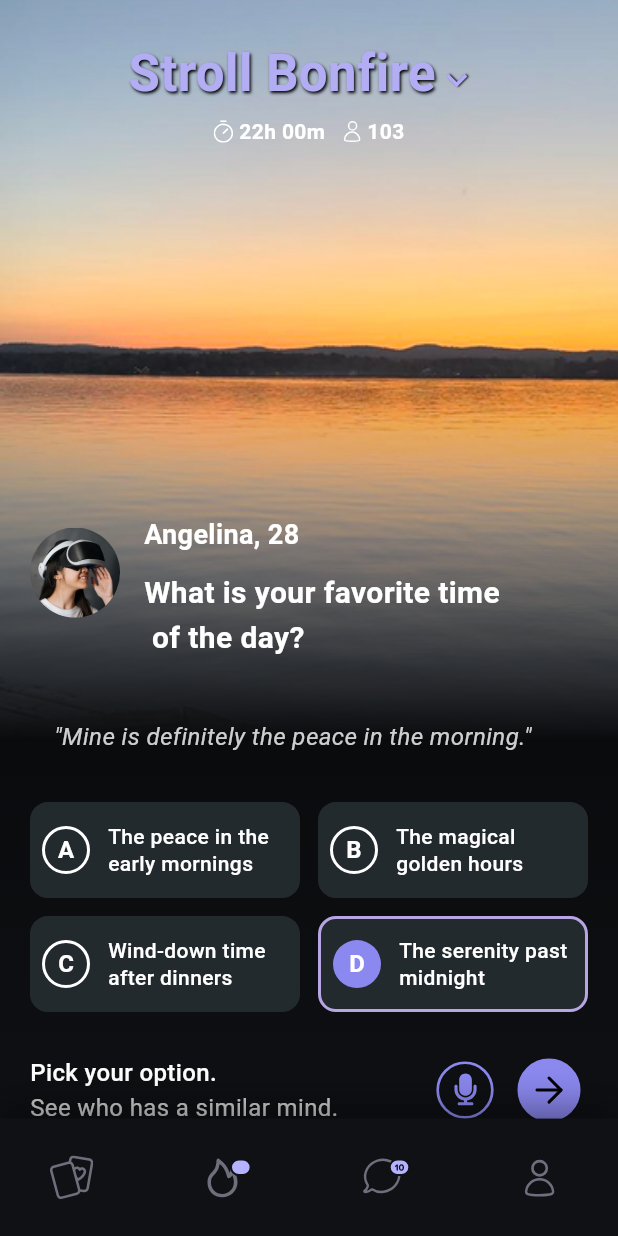
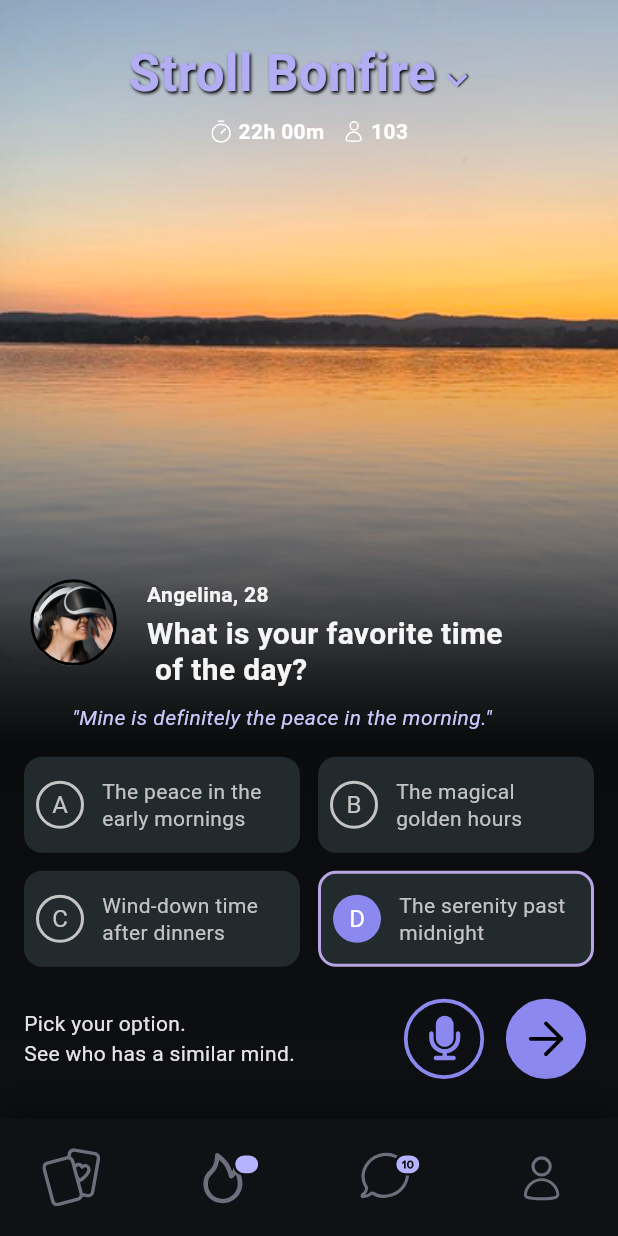
Before and after one commit to divinechy/Flutter-Stroll-App, a Flutter app: the screen it shows after launch, on a phone screen of 412 x 824 dp. Run offline on Flutter 3.47's test engine with Material 3 defaults, Android fonts, the phone set to English and light mode, and no system bars; our stand-ins replace flutter_svg, get.

Commit message:
Updated the UI

```diff
--- a/lib/app/modules/landing/landing_view.dart
+++ b/lib/app/modules/landing/landing_view.dart
@@ -34,7 +34,7 @@ class LandingView extends GetView<LandingController> {
               top: 0,
               left: 0,
               right: 0,
-              height: media.height * 0.60,
+              height: media.height * 0.55,
               child: ShaderMask(
                 shaderCallback: (Rect bounds) {
                   return const LinearGradient(
@@ -54,7 +54,6 @@ class LandingView extends GetView<LandingController> {
                 children: [
                   SizedBox(height: media.height * 0.03),
                   Header(),
-                  SizedBox(height: media.height * 0.25),
                   Content(),
                 ],
               ),
--- a/lib/app/widgets/bottom_actions.dart
+++ b/lib/app/widgets/bottom_actions.dart
@@ -19,16 +19,16 @@ class BottomActions extends StatelessWidget {
             Text(
               'Pick your option.',
               style: TextStyle(
-                color: Colors.white,
-                fontSize: 16,
-                fontWeight: FontWeight.w500,
+                color: Color(0xFFE5E5E5),
+                fontSize: 14,
+                fontWeight: FontWeight.w400,
               ),
             ),
             Text(
               'See who has a similar mind.',
               style: TextStyle(
-                color: Colors.white.withOpacity(0.8),
-                fontSize: 16,
+                color: Color(0xFFE5E5E5),
+                fontSize: 14,
                 fontWeight: FontWeight.w400,
               ),
             ),
@@ -36,28 +36,16 @@ class BottomActions extends StatelessWidget {
         ),
         Row(
           children: [
-            Container(
+            PlatformSvg.asset(
+              MIC,
               width: 56,
               height: 56,
-              decoration: BoxDecoration(
-                shape: BoxShape.circle,
-                border: Border.all(color: Colors.transparent, width: 2),
-              ),
-              child: PlatformSvg.asset(
-                MIC,
-              ).paddingOnly(right: 12),
-            ),
-            Container(
-              width: 48,
-              height: 48,
-              decoration: BoxDecoration(
-                shape: BoxShape.circle,
-                color: Colors.transparent,
-              ),
-              child: PlatformSvg.asset(
-                FORWARD,
-              ).paddingOnly(right: 4),
-            ),
+            ).paddingOnly(right: 12),
+            PlatformSvg.asset(
+              FORWARD,
+              width: 56,
+              height: 56,
+            ).paddingOnly(right: 4),
           ],
         ),
       ],
--- a/lib/app/widgets/bottom_navigation.dart
+++ b/lib/app/widgets/bottom_navigation.dart
@@ -26,10 +26,10 @@ class BottomNavigation extends StatelessWidget {
       child: Row(
         mainAxisAlignment: MainAxisAlignment.spaceAround,
         children: [
-          PlatformSvg.asset(CARDS, width: 30, height: 30),
-          PlatformSvg.asset(FIRE, width: 40, height: 40),
-          PlatformSvg.asset(CHAT, width: 40, height: 40),
-          PlatformSvg.asset(USER, width: 40, height: 40),
+          PlatformSvg.asset(CARDS, width: 40, height: 40),
+          PlatformSvg.asset(FIRE, width: 52, height: 52),
+          PlatformSvg.asset(CHAT, width: 52, height: 52),
+          PlatformSvg.asset(USER, width: 48, height: 48),
         ],
       ),
     );
--- a/lib/app/widgets/content.dart
+++ b/lib/app/widgets/content.dart
@@ -1,6 +1,7 @@
 // ignore_for_file: deprecated_member_use
 
 import 'package:flutter/material.dart';
+import 'package:get/get.dart';
 import 'package:stroll_app/app/widgets/bottom_actions.dart';
 import 'package:stroll_app/app/widgets/options.dart';
 import 'package:stroll_app/app/widgets/profile.dart';
@@ -10,28 +11,27 @@ class Content extends StatelessWidget {
 
   @override
   Widget build(BuildContext context) {
+    final media = MediaQuery.of(context).size;
     return Padding(
-      padding: EdgeInsets.all(20),
+      padding: EdgeInsets.fromLTRB(16, media.height * 0.35, 16, 16),
       child: Column(
         crossAxisAlignment: CrossAxisAlignment.start,
+        mainAxisSize: MainAxisSize.min,
         children: [
           Profile(),
-          SizedBox(height: 24),
           Padding(
-            padding: const EdgeInsets.only(top: 16.0, left: 16.0),
+            padding: const EdgeInsets.only(left: 32.0, bottom: 16.0),
             child: Text(
               '"Mine is definitely the peace in the morning."',
               style: TextStyle(
-                color: Colors.white.withOpacity(0.8),
-                fontSize: 16,
+                color: Color(0xFFCBC9FF),
+                fontSize: 14,
                 fontStyle: FontStyle.italic,
                 fontWeight: FontWeight.w400,
               ),
             ),
           ),
-          SizedBox(height: 32),
-          Options(),
-          SizedBox(height: 24),
+          Options().paddingOnly(bottom: 20.0),
           BottomActions(),
         ],
       ),
--- a/lib/app/widgets/header.dart
+++ b/lib/app/widgets/header.dart
@@ -52,23 +52,23 @@ class Header extends StatelessWidget {
         Row(
           mainAxisAlignment: MainAxisAlignment.center,
           children: [
-            PlatformSvg.asset(WATCH, color: Colors.white).paddingOnly(right: 4),
+            PlatformSvg.asset(WATCH, width: 15, height: 15, color: Colors.white).paddingOnly(right: 4),
             Text(
               '22h 00m',
               style: TextStyle(
                 fontSize: 14,
                 color: Colors.white,
-                fontWeight: FontWeight.w600,
+                fontWeight: FontWeight.w700,
               ),
             ),
             SizedBox(width: 12),
-            PlatformSvg.asset(SMALL, color: Colors.white).paddingOnly(right: 4),
+            PlatformSvg.asset(SMALL, width: 15, height: 15, color: Colors.white).paddingOnly(right: 4),
             Text(
               '103',
               style: TextStyle(
                 fontSize: 14,
                 color: Colors.white,
-                fontWeight: FontWeight.w600,
+                fontWeight: FontWeight.w700,
               ),
             ),
           ],
--- a/lib/app/widgets/option_button.dart
+++ b/lib/app/widgets/option_button.dart
@@ -43,15 +43,15 @@ class OptionButton extends StatelessWidget {
                   border:
                       isSelected
                           ? null
-                          : Border.all(color: Colors.white, width: 2),
+                          : Border.all(color: Color(0xFFC4C4C4), width: 2),
                 ),
                 child: Center(
                   child: Text(
                     letter,
-                    style: const TextStyle(
-                      color: Colors.white,
+                    style: TextStyle(
+                      color: isSelected ? Colors.white : Color(0xFFC4C4C4),
                       fontSize: 16,
-                      fontWeight: FontWeight.w600,
+                      fontWeight: FontWeight.w400,
                     ),
                   ),
                 ),
@@ -61,9 +61,9 @@ class OptionButton extends StatelessWidget {
                 child: Text(
                   text,
                   style: const TextStyle(
-                    color: Colors.white,
+                    color: Color(0xFFC4C4C4),
                     fontSize: 14,
-                    fontWeight: FontWeight.w500,
+                    fontWeight: FontWeight.w400,
                     height: 1.3,
                   ),
                   maxLines: 2, // Limit to 2 lines
--- a/lib/app/widgets/profile.dart
+++ b/lib/app/widgets/profile.dart
@@ -6,43 +6,48 @@ class Profile extends StatelessWidget {
 
   @override
   Widget build(BuildContext context) {
+    final media = MediaQuery.of(context).size;
     return SizedBox(
+      height: media.height * 0.10,
       child: Row(
+        crossAxisAlignment: CrossAxisAlignment.start,
         children: [
           Container(
-            width: 60,
-            height: 60,
+            width: media.width * 0.16,
+            height: media.height * 0.07,
             decoration: BoxDecoration(
               shape: BoxShape.circle,
               image: DecorationImage(
                 image: AssetImage(ACTOR),
                 fit: BoxFit.cover,
               ),
+              border: Border.all(color: Colors.black, width: 2),
             ),
           ),
           SizedBox(width: 16),
           Expanded(
             child: Column(
               crossAxisAlignment: CrossAxisAlignment.start,
-              mainAxisAlignment: MainAxisAlignment.center,
+              mainAxisAlignment: MainAxisAlignment.start,
               children: [
-                SizedBox(height: 20),
                 Text(
                   'Angelina, 28',
                   style: TextStyle(
-                    color: Colors.white,
-                    fontSize: 18,
-                    fontWeight: FontWeight.w600,
+                    color: Color(0xFFF5F5F5),
+                    fontSize: 14,
+                    fontWeight: FontWeight.w700,
                   ),
+                  overflow: TextOverflow.ellipsis,
+                  maxLines: 1,
                 ),
-                SizedBox(height: 10),
+                SizedBox(height: 4),
                 Text(
                   'What is your favorite time\n of the day?',
                   style: TextStyle(
-                    color: Colors.white,
+                    color: Color(0xFFF5F5F5),
                     fontSize: 20,
                     fontWeight: FontWeight.w700,
-                    height: 1.5,
+                    height: 1.2,
                   ),
                   overflow: TextOverflow.ellipsis,
                   maxLines: 2,
```
